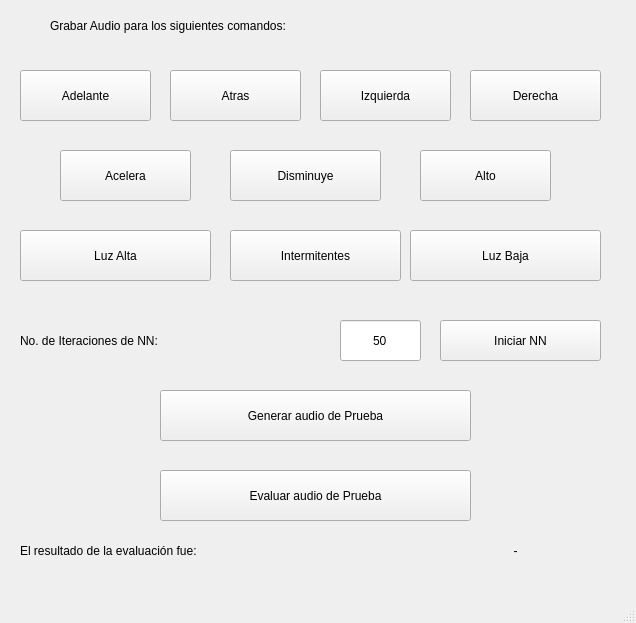
oxob3333/NN-Audio_Recognition, file vista_audio.ui: the form before one commit.
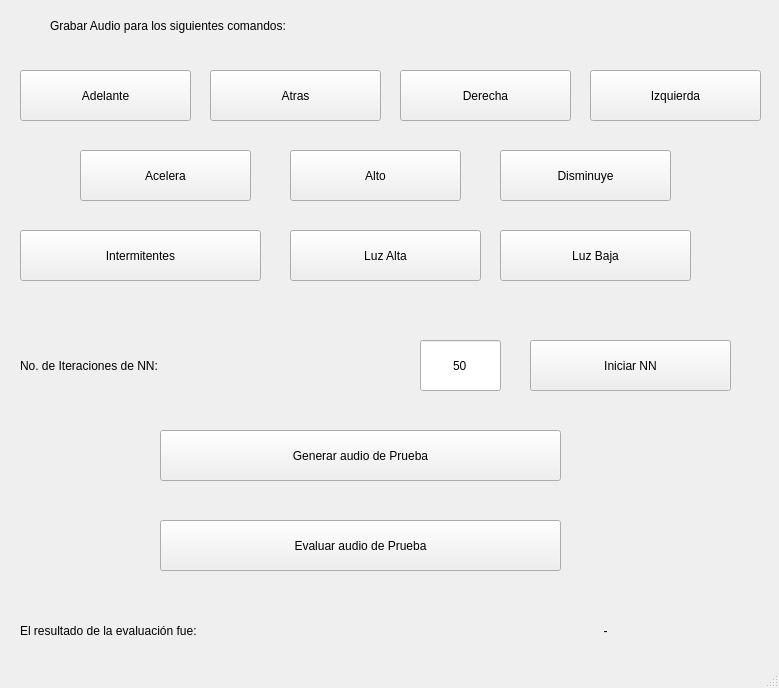
The form after the commit.

Patch:
```diff
--- a/vista_audio.ui
+++ b/vista_audio.ui
@@ -6,8 +6,8 @@
    <rect>
     <x>0</x>
     <y>0</y>
-    <width>636</width>
-    <height>623</height>
+    <width>779</width>
+    <height>688</height>
    </rect>
   </property>
   <property name="windowTitle">
@@ -19,7 +19,7 @@
      <rect>
       <x>20</x>
       <y>70</y>
-      <width>131</width>
+      <width>171</width>
       <height>51</height>
      </rect>
     </property>
@@ -35,7 +35,7 @@
      <rect>
       <x>50</x>
       <y>10</y>
-      <width>531</width>
+      <width>641</width>
       <height>31</height>
      </rect>
     </property>
@@ -49,9 +49,9 @@
    <widget class="QPushButton" name="pushButton_Atras">
     <property name="geometry">
      <rect>
-      <x>170</x>
+      <x>210</x>
       <y>70</y>
-      <width>131</width>
+      <width>171</width>
       <height>51</height>
      </rect>
     </property>
@@ -65,9 +65,9 @@
    <widget class="QPushButton" name="pushButton_Izquierda">
     <property name="geometry">
      <rect>
-      <x>320</x>
+      <x>590</x>
       <y>70</y>
-      <width>131</width>
+      <width>171</width>
       <height>51</height>
      </rect>
     </property>
@@ -81,9 +81,9 @@
    <widget class="QPushButton" name="pushButton_Alto">
     <property name="geometry">
      <rect>
-      <x>420</x>
+      <x>290</x>
       <y>150</y>
-      <width>131</width>
+      <width>171</width>
       <height>51</height>
      </rect>
     </property>
@@ -97,9 +97,9 @@
    <widget class="QPushButton" name="pushButton_Derecha">
     <property name="geometry">
      <rect>
-      <x>470</x>
+      <x>400</x>
       <y>70</y>
-      <width>131</width>
+      <width>171</width>
       <height>51</height>
      </rect>
     </property>
@@ -113,9 +113,9 @@
    <widget class="QPushButton" name="pushButton_Acelera">
     <property name="geometry">
      <rect>
-      <x>60</x>
+      <x>80</x>
       <y>150</y>
-      <width>131</width>
+      <width>171</width>
       <height>51</height>
      </rect>
     </property>
@@ -129,9 +129,9 @@
    <widget class="QPushButton" name="pushButton_Disminuye">
     <property name="geometry">
      <rect>
-      <x>230</x>
+      <x>500</x>
       <y>150</y>
-      <width>151</width>
+      <width>171</width>
       <height>51</height>
      </rect>
     </property>
@@ -145,9 +145,9 @@
    <widget class="QPushButton" name="pushButton_Intermitentes">
     <property name="geometry">
      <rect>
-      <x>230</x>
+      <x>20</x>
       <y>230</y>
-      <width>171</width>
+      <width>241</width>
       <height>51</height>
      </rect>
     </property>
@@ -161,7 +161,7 @@
    <widget class="QPushButton" name="pushButton_Luz_Alta">
     <property name="geometry">
      <rect>
-      <x>20</x>
+      <x>290</x>
       <y>230</y>
       <width>191</width>
       <height>51</height>
@@ -177,7 +177,7 @@
    <widget class="QPushButton" name="pushButton_Luz_Baja">
     <property name="geometry">
      <rect>
-      <x>410</x>
+      <x>500</x>
       <y>230</y>
       <width>191</width>
       <height>51</height>
@@ -194,9 +194,9 @@
     <property name="geometry">
      <rect>
       <x>20</x>
-      <y>320</y>
-      <width>311</width>
-      <height>41</height>
+      <y>340</y>
+      <width>391</width>
+      <height>51</height>
      </rect>
     </property>
     <property name="styleSheet">
@@ -209,10 +209,10 @@
    <widget class="QPushButton" name="pushButton_Iniciar">
     <property name="geometry">
      <rect>
-      <x>440</x>
-      <y>320</y>
-      <width>161</width>
-      <height>41</height>
+      <x>530</x>
+      <y>340</y>
+      <width>201</width>
+      <height>51</height>
      </rect>
     </property>
     <property name="styleSheet">
@@ -225,10 +225,10 @@
    <widget class="QLineEdit" name="lineEdit">
     <property name="geometry">
      <rect>
-      <x>340</x>
-      <y>320</y>
+      <x>420</x>
+      <y>340</y>
       <width>81</width>
-      <height>41</height>
+      <height>51</height>
      </rect>
     </property>
     <property name="styleSheet">
@@ -245,8 +245,8 @@
     <property name="geometry">
      <rect>
       <x>160</x>
-      <y>390</y>
-      <width>311</width>
+      <y>430</y>
+      <width>401</width>
       <height>51</height>
      </rect>
     </property>
@@ -261,8 +261,8 @@
     <property name="geometry">
      <rect>
       <x>160</x>
-      <y>470</y>
-      <width>311</width>
+      <y>520</y>
+      <width>401</width>
       <height>51</height>
      </rect>
     </property>
@@ -277,8 +277,8 @@
     <property name="geometry">
      <rect>
       <x>20</x>
-      <y>530</y>
-      <width>411</width>
+      <y>610</y>
+      <width>491</width>
       <height>41</height>
      </rect>
     </property>
@@ -292,8 +292,8 @@
    <widget class="QLabel" name="label_5">
     <property name="geometry">
      <rect>
-      <x>410</x>
-      <y>530</y>
+      <x>500</x>
+      <y>610</y>
       <width>211</width>
       <height>41</height>
      </rect>
```
Left out of the diff: 4 changed lines with no effect on the pictures.
